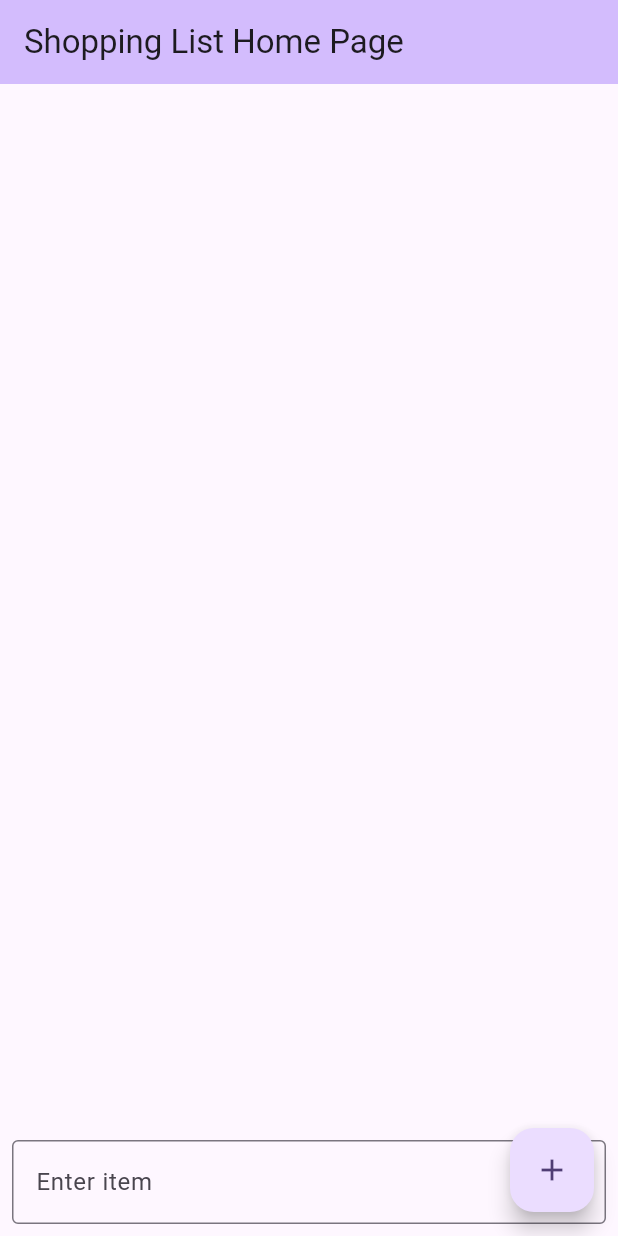
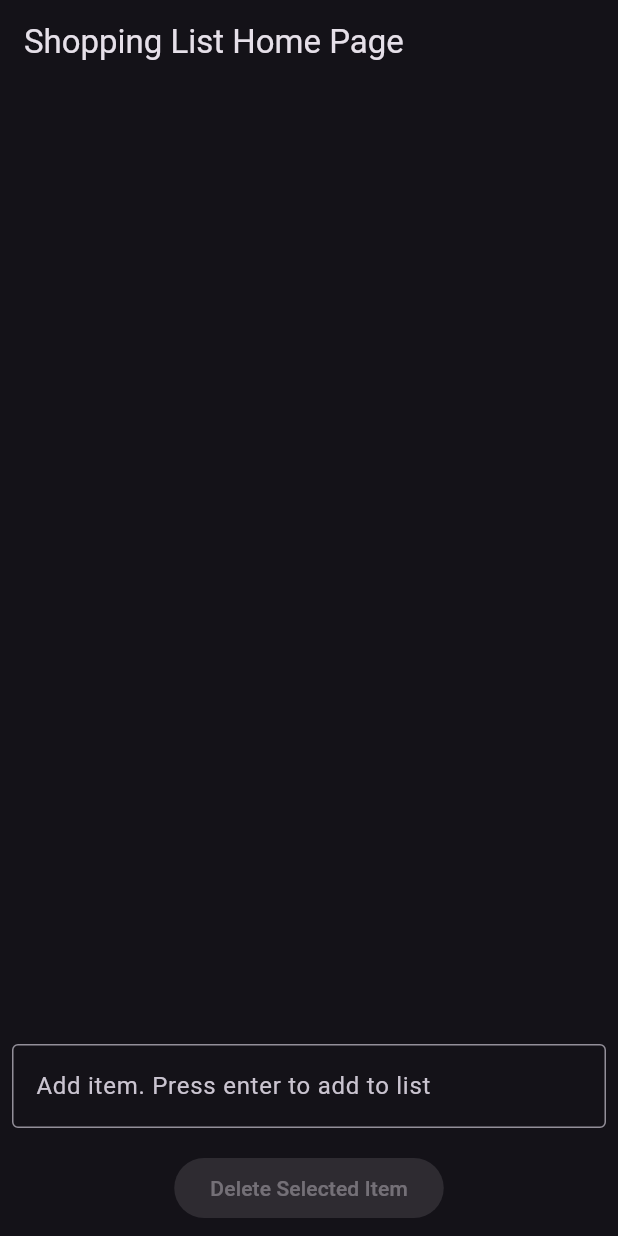
Before and after one commit to uneventful-paradise/dart_2025, a Flutter app: the screen it shows after launch, on a phone screen of 412 x 824 dp. Run offline on Flutter 3.47's test engine with Material 3 defaults, Android fonts, the phone set to English and light mode, and no system bars.

Commit message:
updated shopping app

```diff
--- a/lab5/shopping_app/lib/main.dart
+++ b/lab5/shopping_app/lib/main.dart
@@ -11,9 +11,10 @@ class MyApp extends StatelessWidget {
   Widget build(BuildContext context) {
     return MaterialApp(
       title: 'Shopping App',
-      theme: ThemeData(
-        colorScheme: ColorScheme.fromSeed(seedColor: Colors.deepPurple),
-      ),
+      // theme: ThemeData(
+      //   colorScheme: ColorScheme.fromSeed(seedColor: Colors.deepPurple),
+      // ),
+      theme: ThemeData.dark(),
       home: const HomePage(title: 'Shopping List Home Page'),
     );
   }
@@ -40,8 +41,10 @@ class HomePage extends StatefulWidget {
 
 class _HomePageState extends State<HomePage> {
   int _counter = 0;
-  final List<String>_shoppingCartItems = [];
+  final List<String> _shoppingCartItems = [];
   final TextEditingController _textController = TextEditingController();
+  int? _deleteIndex; //track the index of the item selected to be deleted.
+  //this could also be a list to delete multiple elements at once
 
   @override
   void dispose() {
@@ -49,17 +52,12 @@ class _HomePageState extends State<HomePage> {
     super.dispose();
   }
 
-  void _incrementCounter() {
-    setState(() {
-      // This call to setState tells the Flutter framework that something has
-      // changed in this State, which causes it to rerun the build method below
-      // so that the display can reflect the updated values. If we changed
-      // _counter without calling setState(), then the build method would not be
-      // called again, and so nothing would appear to happen.
-      _shoppingCartItems.add("item $_counter");
-      _counter++;
-    });
-  }
+  // void _incrementCounter() {
+  //   setState(() {
+  //     _shoppingCartItems.add("item $_counter");
+  //     _counter++;
+  //   });
+  // }
 
   void _addItem(String item) {
     if (item.isNotEmpty) {
@@ -70,57 +68,86 @@ class _HomePageState extends State<HomePage> {
     }
   }
 
+  void _deleteSelectedItem() {
+    if (_deleteIndex != null) {
+      setState(() {
+        _shoppingCartItems.removeAt(_deleteIndex!);
+        _deleteIndex = null;
+      });
+    }
+  }
+
   @override
   Widget build(BuildContext context) {
     return Scaffold(
       appBar: AppBar(
-        backgroundColor: Theme.of(context).colorScheme.inversePrimary,
         title: Text(widget.title),
       ),
       body: Column(
         children: [
-          Expanded( // Wrap the GridView in Expanded to provide a bounded height
+          // Display items with selection functionality
+          Expanded(
             child: GridView.count(
-              primary: false,
               padding: const EdgeInsets.all(20),
               crossAxisSpacing: 10,
               mainAxisSpacing: 10,
               crossAxisCount: 4,
               children: List.generate(_shoppingCartItems.length, (index) {
-                return Container(
+                final bool isSelected = _deleteIndex == index;
+                //https://api.flutter.dev/flutter/widgets/GestureDetector-class.html
+                return GestureDetector(
+                  onTap: () {
+                    setState(() {
+                      if(_deleteIndex == index){
+                        _deleteIndex = null;
+                      }else{
+                        _deleteIndex = index;
+                      }
+                    });
+                  },
+                  child: Container(
                     alignment: Alignment.center,
                     decoration: BoxDecoration(
-                    color: Colors.primaries[index % Colors.primaries.length].shade100,
+                      color: isSelected
+                          ? Colors.red  //color a selected item in red otherwise rainbow :)
+                          : Colors.primaries[index % Colors.primaries.length].shade200,
                       border: Border.all(color: Colors.black12),
                       borderRadius: BorderRadius.circular(8),
                     ),
                     child: Text(
                       _shoppingCartItems[index],
-                    style: const TextStyle(fontSize: 16),
+                      style: const TextStyle(fontSize: 16, color: Colors.white),
+                    ),
                   ),
                 );
               }),
             ),
           ),
+          // Input field for new items
           Padding(
             padding: const EdgeInsets.all(8.0),
             child: TextField(
               controller: _textController,
               decoration: const InputDecoration(
-                labelText: 'Enter item',
+                labelText: 'Add item. Press enter to add to list',
                 border: OutlineInputBorder(),
               ),
-              // Optionally, you can add onSubmitted to add item when user presses enter:
               onSubmitted: _addItem,
             ),
           ),
+          Padding(padding: const EdgeInsets.all(8.0),
+          child: ElevatedButton(
+              onPressed: _deleteIndex != null ? _deleteSelectedItem : null,
+              child: const Text('Delete Selected Item'),
+            ),
+          ),
+          // Dedicated delete button that only activates if an item is selected
         ],
       ),
-      floatingActionButton: FloatingActionButton(
-        onPressed: () => _addItem(_textController.text),
-        tooltip: 'Add Item',
-        child: const Icon(Icons.add),
-      ),
+      // floatingActionButton: FloatingActionButton(
+      //   onPressed: () => _addItem(_textController.text),
+      //   child: const Icon(Icons.add),
+      // ),
     );
   }
 }
```
Lines whose indentation alone changed are shown as unchanged.
